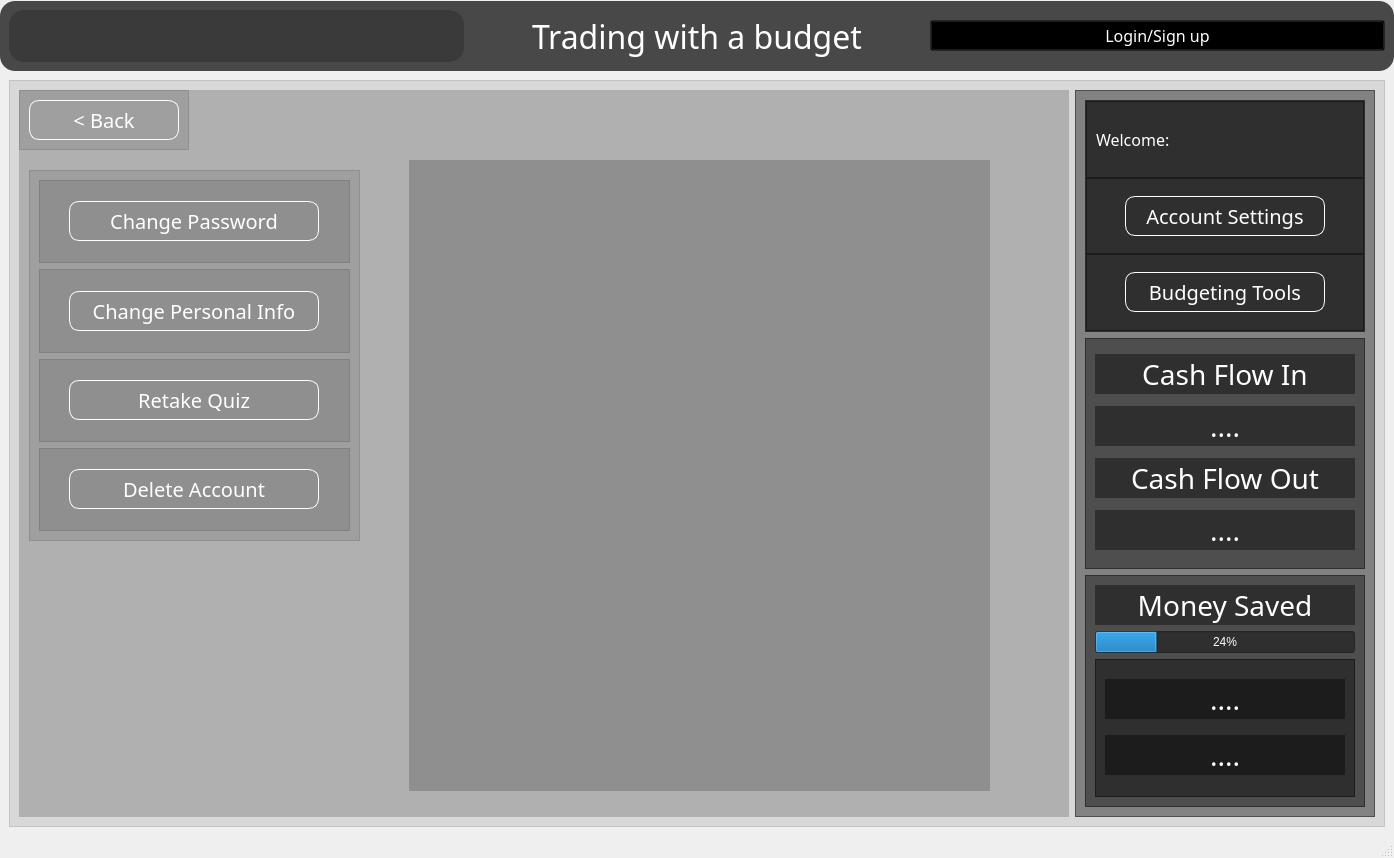
This is test_ui.ui in kpatel0923/Python_web_scrapping_Stock_market_application as Qt 5 draws it before an edit. The edited form follows.
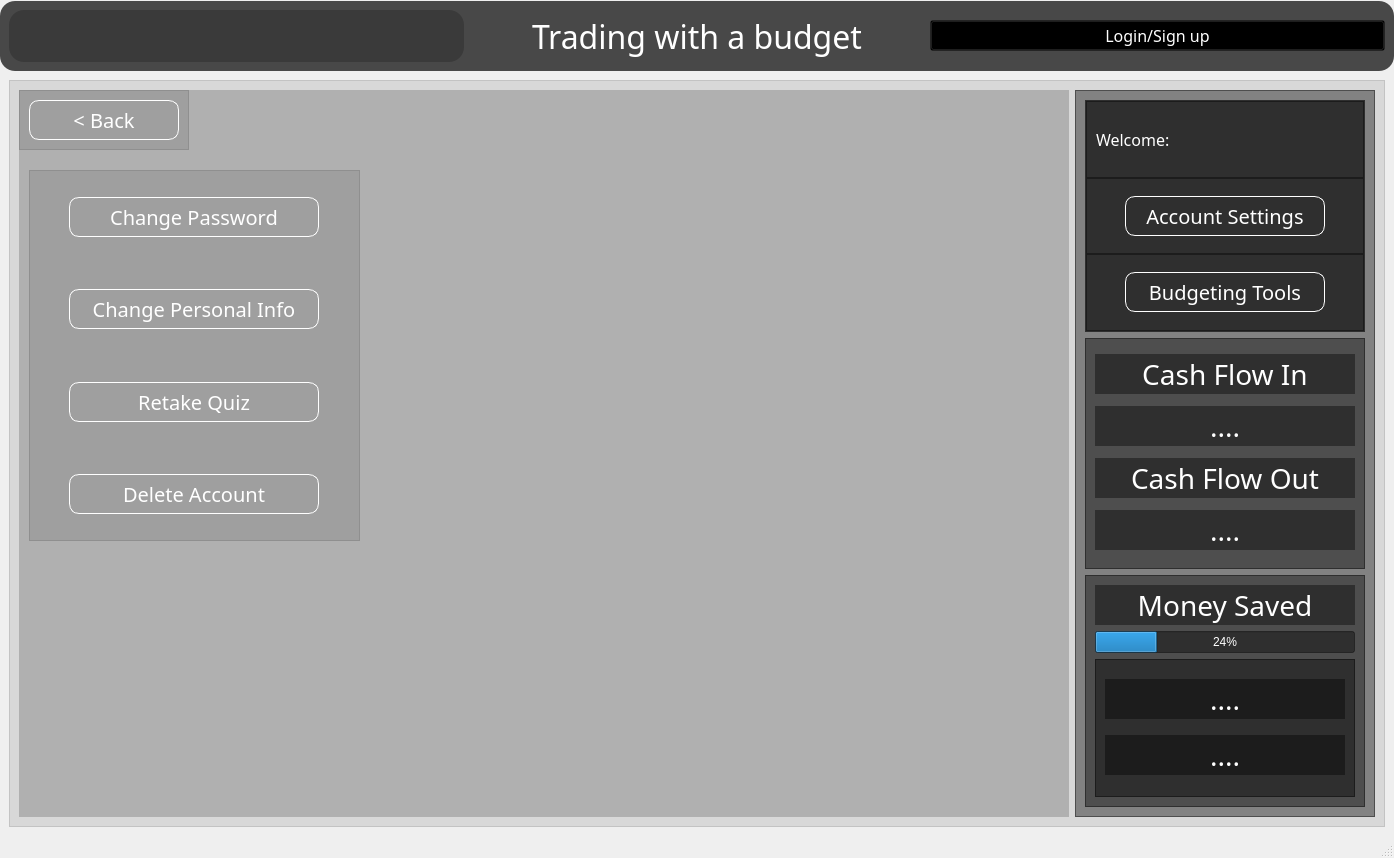
This is the edited form. The open tabs and pages were chosen to show the change. Icons and pictures are not drawn. Custom widgets are drawn as their Qt base class.

Commit message: Fully working indicies buttons and the submit button along with the time frames are all working.

The edit to the form file:
```diff
--- a/test_ui.ui
+++ b/test_ui.ui
@@ -7324,8 +7324,27 @@
                    <enum>QFrame::Raised</enum>
                   </property>
                   <layout class="QVBoxLayout" name="verticalLayout_66">
+                   <property name="spacing">
+                    <number>0</number>
+                   </property>
+                   <property name="leftMargin">
+                    <number>0</number>
+                   </property>
+                   <property name="topMargin">
+                    <number>0</number>
+                   </property>
+                   <property name="rightMargin">
+                    <number>0</number>
+                   </property>
+                   <property name="bottomMargin">
+                    <number>0</number>
+                   </property>
                    <item>
                     <widget class="QFrame" name="frame_74">
+                     <property name="styleSheet">
+                      <string notr="true">	background:rgba(0,0,0,0);
+</string>
+                     </property>
                      <property name="frameShape">
                       <enum>QFrame::StyledPanel</enum>
                      </property>
@@ -7377,6 +7396,10 @@
                    </item>
                    <item>
                     <widget class="QFrame" name="frame_75">
+                     <property name="styleSheet">
+                      <string notr="true">	background:rgba(0,0,0,0);
+</string>
+                     </property>
                      <property name="frameShape">
                       <enum>QFrame::StyledPanel</enum>
                      </property>
@@ -7428,6 +7451,10 @@
                    </item>
                    <item>
                     <widget class="QFrame" name="frame_76">
+                     <property name="styleSheet">
+                      <string notr="true">	background:rgba(0,0,0,0);
+</string>
+                     </property>
                      <property name="frameShape">
                       <enum>QFrame::StyledPanel</enum>
                      </property>
@@ -7479,6 +7506,10 @@
                    </item>
                    <item>
                     <widget class="QFrame" name="frame_77">
+                     <property name="styleSheet">
+                      <string notr="true">	background:rgba(0,0,0,0);
+</string>
+                     </property>
                      <property name="frameShape">
                       <enum>QFrame::StyledPanel</enum>
                      </property>
@@ -7540,7 +7571,8 @@
                    </rect>
                   </property>
                   <property name="styleSheet">
-                   <string notr="true"/>
+                   <string notr="true">background:rgba(0,0,0,0);
+</string>
                   </property>
                   <property name="currentIndex">
                    <number>1</number>
```
Left out of the diff: 19 changed lines with no effect on the pictures. The commit also changes 4 other files.
